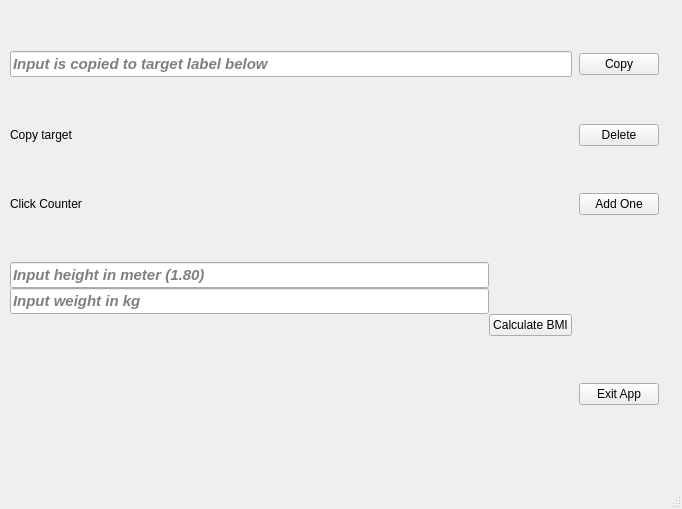
First picture: the form in mainwindow.ui, repository Racalniog/QTAppAlfaExercises, before the edit.
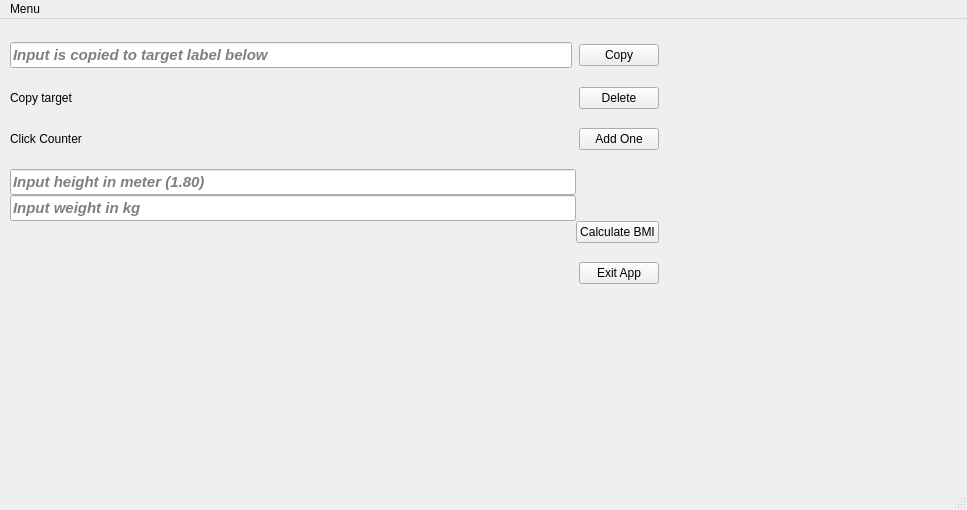
Second picture: the form after the edit.

Commit message: Multiple views in one window WIP

```diff
--- a/mainwindow.ui
+++ b/mainwindow.ui
@@ -6,13 +6,22 @@
    <rect>
     <x>0</x>
     <y>0</y>
-    <width>682</width>
-    <height>509</height>
+    <width>967</width>
+    <height>510</height>
    </rect>
   </property>
+  <property name="sizePolicy">
+   <sizepolicy hsizetype="Preferred" vsizetype="Preferred">
+    <horstretch>0</horstretch>
+    <verstretch>0</verstretch>
+   </sizepolicy>
+  </property>
   <property name="windowTitle">
    <string>MainWindow</string>
   </property>
+  <property name="autoFillBackground">
+   <bool>false</bool>
+  </property>
   <widget class="QWidget" name="centralwidget">
    <widget class="QWidget" name="gridLayoutWidget">
     <property name="geometry">
@@ -20,7 +29,7 @@
       <x>10</x>
       <y>10</y>
       <width>649</width>
-      <height>439</height>
+      <height>271</height>
      </rect>
     </property>
     <layout class="QGridLayout" name="gridLayout">
@@ -51,6 +60,13 @@
        </property>
       </widget>
      </item>
+     <item row="5" column="2">
+      <widget class="QPushButton" name="buttonExit">
+       <property name="text">
+        <string>Exit App</string>
+       </property>
+      </widget>
+     </item>
      <item row="2" column="2">
       <widget class="QPushButton" name="buttonClickCount">
        <property name="text">
@@ -88,74 +104,7 @@
        </property>
       </widget>
      </item>
-     <item row="3" column="1">
-      <layout class="QGridLayout" name="gridLayout_2">
-       <item row="1" column="0">
-        <widget class="QLineEdit" name="lineEdit_Weight">
-         <property name="font">
-          <font>
-           <family>Segoe UI</family>
-           <pointsize>11</pointsize>
-           <italic>true</italic>
-           <bold>true</bold>
-           <underline>false</underline>
-           <strikeout>false</strikeout>
-          </font>
-         </property>
-         <property name="toolTip">
-          <string>&lt;html&gt;&lt;head/&gt;&lt;body&gt;&lt;p&gt;Input is copied to copy target below&lt;/p&gt;&lt;/body&gt;&lt;/html&gt;</string>
-         </property>
-         <property name="text">
-          <string/>
-         </property>
-         <property name="placeholderText">
-          <string>Input weight in kg</string>
-         </property>
-        </widget>
-       </item>
-       <item row="2" column="1">
-        <widget class="QPushButton" name="buttonCalculate_BMI_clicked">
-         <property name="text">
-          <string>Calculate BMI</string>
-         </property>
-        </widget>
-       </item>
-       <item row="0" column="0">
-        <widget class="QLineEdit" name="lineEdit_Height">
-         <property name="font">
-          <font>
-           <family>Segoe UI</family>
-           <pointsize>11</pointsize>
-           <italic>true</italic>
-           <bold>true</bold>
-           <underline>false</underline>
-           <strikeout>false</strikeout>
-          </font>
-         </property>
-         <property name="toolTip">
-          <string>&lt;html&gt;&lt;head/&gt;&lt;body&gt;&lt;p&gt;Input is copied to copy target below&lt;/p&gt;&lt;/body&gt;&lt;/html&gt;</string>
-         </property>
-         <property name="text">
-          <string/>
-         </property>
-         <property name="placeholderText">
-          <string>Input height in meter (1.80)</string>
-         </property>
-        </widget>
-       </item>
-       <item row="2" column="0">
-        <widget class="QLabel" name="bmiCalculation">
-         <property name="text">
-          <string/>
-         </property>
-         <property name="indent">
-          <number>0</number>
-         </property>
-        </widget>
-       </item>
-      </layout>
-     </item>
-     <item row="4" column="1">
+     <item row="5" column="1">
       <spacer name="horizontalSpacer">
        <property name="orientation">
         <enum>Qt::Horizontal</enum>
@@ -168,12 +117,72 @@
        </property>
       </spacer>
      </item>
-     <item row="4" column="2">
-      <widget class="QPushButton" name="buttonExit">
-       <property name="text">
-        <string>Exit App</string>
-       </property>
-      </widget>
+     <item row="3" column="1" colspan="2">
+      <layout class="QGridLayout" name="gridLayout_2">
+       <item row="2" column="0">
+        <widget class="QLabel" name="bmiCalculation">
+         <property name="text">
+          <string/>
+         </property>
+         <property name="indent">
+          <number>0</number>
+         </property>
+        </widget>
+       </item>
+       <item row="1" column="0">
+        <widget class="QLineEdit" name="lineEdit_Weight">
+         <property name="font">
+          <font>
+           <family>Segoe UI</family>
+           <pointsize>11</pointsize>
+           <italic>true</italic>
+           <bold>true</bold>
+           <underline>false</underline>
+           <strikeout>false</strikeout>
+          </font>
+         </property>
+         <property name="toolTip">
+          <string>&lt;html&gt;&lt;head/&gt;&lt;body&gt;&lt;p&gt;Input is copied to copy target below&lt;/p&gt;&lt;/body&gt;&lt;/html&gt;</string>
+         </property>
+         <property name="text">
+          <string/>
+         </property>
+         <property name="placeholderText">
+          <string>Input weight in kg</string>
+         </property>
+        </widget>
+       </item>
+       <item row="0" column="0">
+        <widget class="QLineEdit" name="lineEdit_Height">
+         <property name="font">
+          <font>
+           <family>Segoe UI</family>
+           <pointsize>11</pointsize>
+           <italic>true</italic>
+           <bold>true</bold>
+           <underline>false</underline>
+           <strikeout>false</strikeout>
+          </font>
+         </property>
+         <property name="toolTip">
+          <string>&lt;html&gt;&lt;head/&gt;&lt;body&gt;&lt;p&gt;Input is copied to copy target below&lt;/p&gt;&lt;/body&gt;&lt;/html&gt;</string>
+         </property>
+         <property name="text">
+          <string/>
+         </property>
+         <property name="placeholderText">
+          <string>Input height in meter (1.80)</string>
+         </property>
+        </widget>
+       </item>
+       <item row="2" column="1">
+        <widget class="QPushButton" name="buttonCalculate_BMI_clicked">
+         <property name="text">
+          <string>Calculate BMI</string>
+         </property>
+        </widget>
+       </item>
+      </layout>
      </item>
     </layout>
    </widget>
@@ -183,10 +192,18 @@
     <rect>
      <x>0</x>
      <y>0</y>
-     <width>682</width>
+     <width>967</width>
      <height>25</height>
     </rect>
    </property>
+   <widget class="QMenu" name="menuMenu">
+    <property name="title">
+     <string>Menu</string>
+    </property>
+    <addaction name="actionWindow_2"/>
+    <addaction name="actionWindow_1"/>
+   </widget>
+   <addaction name="menuMenu"/>
   </widget>
   <widget class="QStatusBar" name="statusbar"/>
  </widget>
```
Left out of the diff: 10 changed lines with no effect on the pictures. The commit also changes 7 other files.
